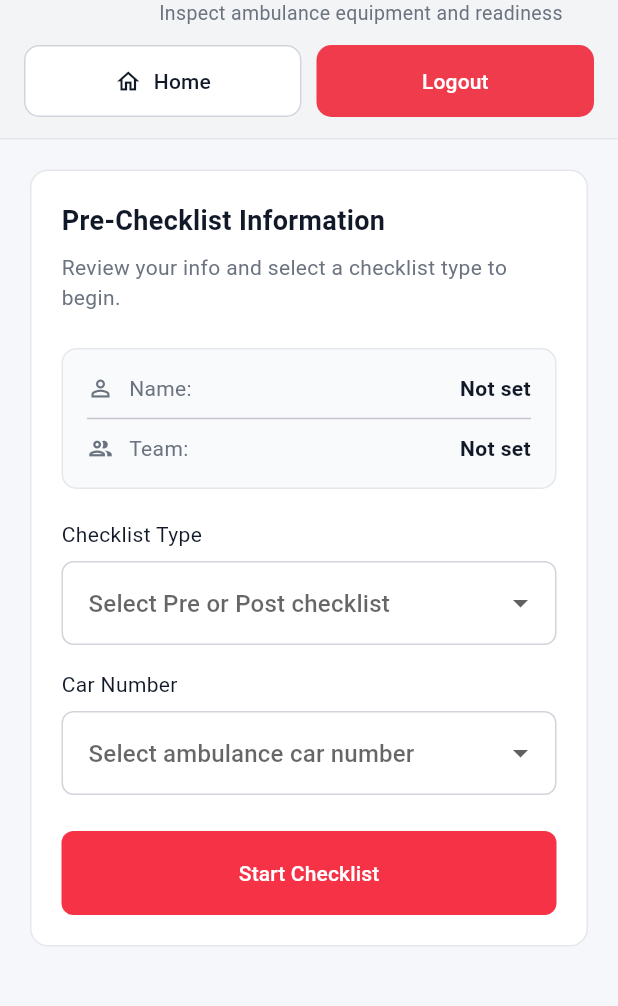
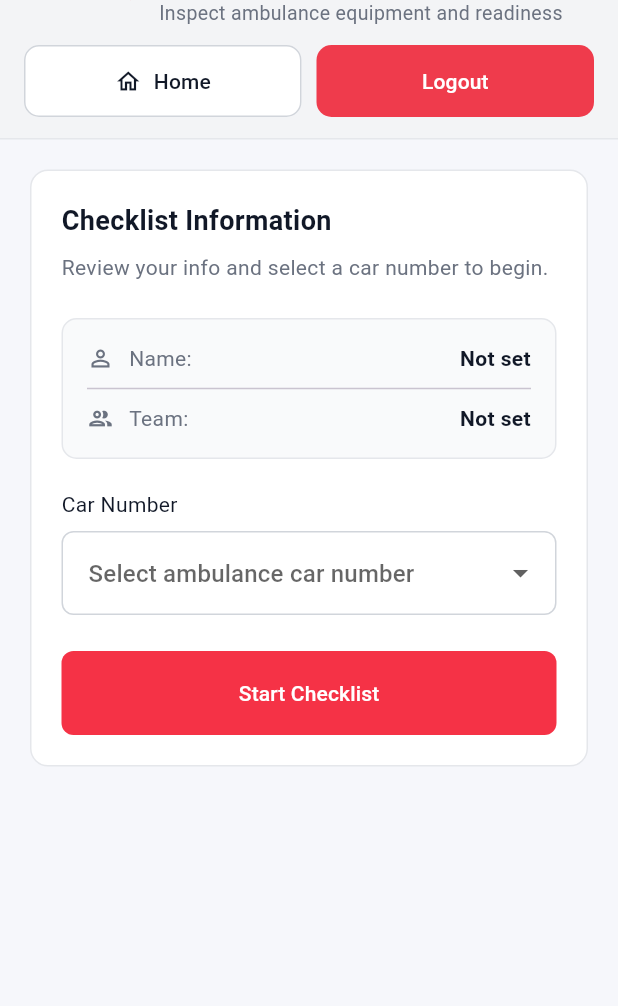
Before and after one commit to Alimansourr/red-cross-system, a Flutter app: the AmbulanceChecklistPage screen opened directly, on a phone screen of 412 x 824 dp, the part 72-1078 px from its top. Run offline on Flutter 3.47's test engine with Material 3 defaults, Android fonts, the phone set to English and light mode, and no system bars; our stand-ins replace cloud_firestore, firebase_auth, firebase_core, geolocator; accounts and stored records are empty; Roboto replaces fonts that are missing (Arial).

Commit message:
final updates

```diff
--- a/station_app/lib/ambulance_checklist_page.dart
+++ b/station_app/lib/ambulance_checklist_page.dart
@@ -28,13 +28,10 @@ class _AmbulanceChecklistPageState extends State<AmbulanceChecklistPage> {
   List<String> _carNumbers = [];
   String? selectedCarNumber;
 
-  String? selectedChecklistType;
   bool checklistStarted = false;
   bool _isSubmitting = false;
 
   final ChecklistService _checklistService = ChecklistService();
-
-  final List<String> checklistTypes = ['Pre-Checklist', 'Post-Checklist'];
 
   late List<ChecklistSection> sections;
 
@@ -194,13 +191,6 @@ class _AmbulanceChecklistPageState extends State<AmbulanceChecklistPage> {
   }
 
   Future<void> _startChecklist() async {
-    if (selectedChecklistType == null) {
-      ScaffoldMessenger.of(context).showSnackBar(
-        const SnackBar(content: Text('Please select a checklist type.')),
-      );
-      return;
-    }
-
     if (selectedCarNumber == null || selectedCarNumber!.isEmpty) {
       ScaffoldMessenger.of(context).showSnackBar(
         const SnackBar(content: Text('Please select a car number.')),
@@ -287,10 +277,6 @@ class _AmbulanceChecklistPageState extends State<AmbulanceChecklistPage> {
   List<String> _validateChecklistBeforeSubmit() {
     final errors = <String>[];
 
-    if (selectedChecklistType == null || selectedChecklistType!.isEmpty) {
-      errors.add('Checklist type is required.');
-    }
-
     if (selectedCarNumber == null || selectedCarNumber!.isEmpty) {
       errors.add('Car number is required.');
     }
@@ -355,7 +341,6 @@ class _AmbulanceChecklistPageState extends State<AmbulanceChecklistPage> {
         emtName: _emtName,
         team: _team,
         carNumber: selectedCarNumber!,
-        checklistType: selectedChecklistType!,
         subcode: _subcode,
         sections: sectionsData,
       );
@@ -372,7 +357,6 @@ class _AmbulanceChecklistPageState extends State<AmbulanceChecklistPage> {
               carNumber: selectedCarNumber!,
               emtName: _emtName,
               team: _team,
-              checklistType: selectedChecklistType!,
               checklistService: _checklistService,
             ),
           ),
@@ -390,7 +374,6 @@ class _AmbulanceChecklistPageState extends State<AmbulanceChecklistPage> {
 
       setState(() {
         checklistStarted = false;
-        selectedChecklistType = null;
         selectedCarNumber = null;
         sections = _buildChecklistSections();
       });
@@ -499,7 +482,7 @@ class _AmbulanceChecklistPageState extends State<AmbulanceChecklistPage> {
           crossAxisAlignment: CrossAxisAlignment.start,
           children: [
             const Text(
-              'Pre-Checklist Information',
+              'Checklist Information',
               style: TextStyle(
                 fontSize: 18,
                 fontWeight: FontWeight.bold,
@@ -508,7 +491,7 @@ class _AmbulanceChecklistPageState extends State<AmbulanceChecklistPage> {
             ),
             const SizedBox(height: 8),
             const Text(
-              'Review your info and select a checklist type to begin.',
+              'Review your info and select a car number to begin.',
               style: TextStyle(fontSize: 14, color: Color(0xff6b7280)),
             ),
             const SizedBox(height: 24),
@@ -529,14 +512,6 @@ class _AmbulanceChecklistPageState extends State<AmbulanceChecklistPage> {
               ),
             ),
             const SizedBox(height: 20),
-            _buildLabeledDropdown(
-              'Checklist Type',
-              selectedChecklistType,
-              checklistTypes,
-                  (value) => setState(() => selectedChecklistType = value),
-              hint: 'Select Pre or Post checklist',
-            ),
-            const SizedBox(height: 16),
             _buildLabeledDropdown(
               'Car Number',
               selectedCarNumber,
@@ -1203,8 +1178,6 @@ class _AmbulanceChecklistPageState extends State<AmbulanceChecklistPage> {
   }
 }
 
-// ── Model classes ─────────────────────────────────────────────────────────────
-
 class ChecklistSection {
   final String title;
   final List<ChecklistSubSection> subSections;
--- a/station_app/lib/replenishment_page.dart
+++ b/station_app/lib/replenishment_page.dart
@@ -7,7 +7,6 @@ class ReplenishmentPage extends StatefulWidget {
   final String carNumber;
   final String emtName;
   final String team;
-  final String checklistType;
   final ChecklistService checklistService;
 
   const ReplenishmentPage({
@@ -17,7 +16,6 @@ class ReplenishmentPage extends StatefulWidget {
     required this.carNumber,
     required this.emtName,
     required this.team,
-    required this.checklistType,
     required this.checklistService,
   });
 
@@ -37,7 +35,6 @@ class _ReplenishmentPageState extends State<ReplenishmentPage> {
         carNumber: widget.carNumber,
         emtName: widget.emtName,
         team: widget.team,
-        checklistType: widget.checklistType,
         items: widget.items,
       );
 
--- a/station_app/lib/services/checklist_service.dart
+++ b/station_app/lib/services/checklist_service.dart
@@ -9,7 +9,6 @@ class ChecklistService {
     required String emtName,
     required String team,
     required String carNumber,
-    required String checklistType,
     required String subcode,
     required List<ChecklistSectionData> sections,
   }) async {
@@ -45,7 +44,6 @@ class ChecklistService {
       'emtName': emtName,
       'team': team,
       'carNumber': carNumber,
-      'checklistType': checklistType,
       'subcode': subcode,
       'sections': sectionsData,
       'statusDate': statusDocId,
@@ -72,7 +70,6 @@ class ChecklistService {
     required String carNumber,
     required String emtName,
     required String team,
-    required String checklistType,
     required List<ReplenishmentItem> items,
   }) async {
     final uid = _auth.currentUser?.uid;
@@ -95,7 +92,6 @@ class ChecklistService {
       'carNumber': carNumber,
       'emtName': emtName,
       'team': team,
-      'checklistType': checklistType,
       'submittedByUid': uid,
       'submittedAt': FieldValue.serverTimestamp(),
       'items': checkedItems,
@@ -226,8 +222,6 @@ class ReplenishmentItem {
   });
 }
 
-// ── Serialization data classes ─────────────────────────────────────────────
-
 class ChecklistSectionData {
   final String title;
   final List<ChecklistSubSectionData> subSections;
```
